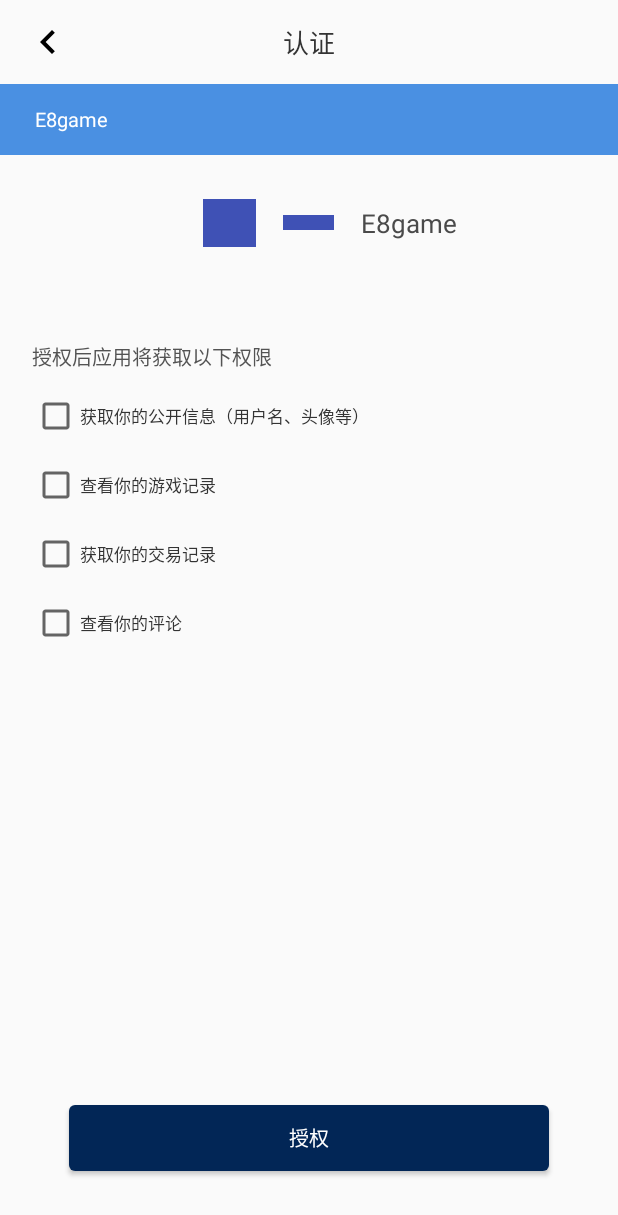
After one commit to LaplaceNetwork/Android, an Android app: the AuthenticationActivity screen opened directly, with no data from a screen before it, on a phone screen of 412 x 824 dp. The commit adds this screen. Shown: the top 1215 px of the screen. Run offline under Robolectric (Android 15) with nearby library versions, the phone set to English and light mode, and no system bars.

Commit message:
finished AuthenticationActivity

```diff
--- a/app/src/main/AndroidManifest.xml
+++ b/app/src/main/AndroidManifest.xml
@@ -33,7 +33,9 @@
         <activity android:name=".base.BaseBottomNavigationActivity" />
         <activity android:name=".activity.identity.setting.SystemSettingActivity" />
         <activity android:name=".activity.identity.setting.LanguageSettingActivity" />
-        <activity android:name=".activity.identity.setting.PushSettingActivity"></activity>
+        <activity android:name=".activity.identity.setting.PushSettingActivity" />
+        <activity android:name=".activity.identity.setting.AuthenticationActivity" />
+        <activity android:name=".activity.identity.setting.AuthenticationProcessActivity"></activity>
     </application>
 
 </manifest>
--- /dev/null
+++ b/app/src/main/java/com/orangechain/laplace/activity/identity/setting/AuthenticationActivity.java
@@ -0,0 +1,42 @@
+package com.orangechain.laplace.activity.identity.setting;
+
+import android.content.Context;
+import android.content.Intent;
+import android.support.v7.app.AppCompatActivity;
+import android.os.Bundle;
+import android.view.View;
+import android.widget.Button;
+
+import com.orangechain.laplace.R;
+import com.orangechain.laplace.base.BaseActivity;
+
+public class AuthenticationActivity extends BaseActivity {
+
+    @Override
+    public void initWithView() {
+
+        setToolBarText("认证");
+
+
+        Button authButton = findViewById(R.id.auth_permit_button);
+        authButton.setOnClickListener(new View.OnClickListener() {
+            @Override
+            public void onClick(View v) {
+                AuthenticationProcessActivity authenticationProcessActivity = new AuthenticationProcessActivity();
+                authenticationProcessActivity.pushActivity(AuthenticationActivity.this);
+            }
+        });
+
+    }
+
+    @Override
+    public int getLayoutId() {
+        return R.layout.activity_authentication;
+    }
+
+    @Override
+    public void pushActivity(Context context) {
+        Intent intent = getLaunchIntent(context,AuthenticationActivity.class);
+        startWithNewAnimation(context,intent);
+    }
+}
--- /dev/null
+++ b/app/src/main/res/drawable/layout_bg_input_password.xml
@@ -0,0 +1,6 @@
+<?xml version="1.0" encoding="utf-8"?>
+<shape xmlns:android="http://schemas.android.com/apk/res/android"
+    android:shape="rectangle">
+    <corners android:radius="4dp"/>
+    <solid android:color="@color/colorF2F2F2"/>
+</shape>
--- /dev/null
+++ b/app/src/main/res/layout/activity_authentication.xml
@@ -0,0 +1,123 @@
+<?xml version="1.0" encoding="utf-8"?>
+<RelativeLayout xmlns:android="http://schemas.android.com/apk/res/android"
+    xmlns:app="http://schemas.android.com/apk/res-auto"
+    xmlns:tools="http://schemas.android.com/tools"
+    android:layout_width="match_parent"
+    android:layout_height="match_parent"
+    tools:context=".activity.identity.setting.AuthenticationActivity">
+
+    <TextView android:id="@+id/auth_top_textview"
+        android:layout_width="match_parent"
+        android:layout_height="47dp"
+        android:background="@color/color4A90E2"
+        android:text="E8game"
+        android:textColor="@color/colorWhite"
+        android:textSize="@dimen/text_size_13"
+        android:gravity="center_vertical"
+        android:paddingLeft="23dp"/>
+
+
+    <ImageView android:id="@+id/auth_change"
+        android:layout_height="10dp"
+        android:layout_width="34dp"
+        android:background="@color/colorPrimary"
+        android:layout_below="@id/auth_top_textview"
+        android:layout_centerHorizontal="true"
+        android:layout_marginTop="40dp"
+        />
+
+    <ImageView android:id="@+id/auth_logo"
+        android:layout_width="35dp"
+        android:layout_height="32dp"
+        android:background="@color/colorPrimary"
+        android:layout_below="@id/auth_top_textview"
+        android:layout_marginTop="29dp"
+        android:layout_marginRight="18dp"
+        android:layout_toLeftOf="@id/auth_change"/>
+
+
+    <TextView android:id="@+id/auth_name"
+        android:layout_width="wrap_content"
+        android:layout_height="32dp"
+        android:text="E8game"
+        android:textColor="@color/color4A4A4A"
+        android:textSize="@dimen/text_size_17"
+        android:layout_below="@id/auth_top_textview"
+        android:layout_marginTop="29dp"
+        android:layout_marginLeft="18dp"
+        android:layout_toRightOf="@id/auth_change"
+        android:gravity="center"/>
+
+    <RelativeLayout android:id="@+id/auth_center_layout"
+        android:layout_height="wrap_content"
+        android:layout_width="match_parent"
+        android:layout_marginRight="21dp"
+        android:layout_marginLeft="21dp"
+        android:layout_centerHorizontal="true"
+        android:layout_below="@id/auth_change"
+        android:layout_marginTop="74dp"
+        >
+        <TextView android:id="@+id/auth_center_name"
+            android:layout_width="wrap_content"
+            android:layout_height="wrap_content"
+            android:text="授权后应用将获取以下权限"
+            android:textSize="@dimen/text_size_13"
+            android:textColor="@color/color535353"/>
+
+
+        <CheckBox
+            android:id="@+id/auth_center_public_info"
+            android:layout_width="wrap_content"
+            android:layout_height="wrap_content"
+            android:layout_below="@+id/auth_center_name"
+            android:layout_marginTop="13dp"
+            android:text="获取你的公开信息（用户名、头像等）"
+            android:textColor="@color/color333333"
+            android:textSize="11dp"/>
+
+        <CheckBox
+            android:id="@+id/auth_center_game_info"
+            android:layout_width="wrap_content"
+            android:layout_height="wrap_content"
+            android:layout_below="@+id/auth_center_public_info"
+            android:layout_marginTop="14dp"
+            android:text="查看你的游戏记录"
+            android:textColor="@color/color333333"
+            android:textSize="11dp"/>
+
+        <CheckBox
+            android:id="@+id/auth_center_trade_info"
+            android:layout_width="wrap_content"
+            android:layout_height="wrap_content"
+            android:layout_below="@+id/auth_center_game_info"
+            android:layout_marginTop="14dp"
+            android:text="获取你的交易记录"
+            android:textColor="@color/color333333"
+            android:textSize="11dp"/>
+
+        <CheckBox
+            android:id="@+id/auth_center_comment_info"
+            android:layout_width="wrap_content"
+            android:layout_height="wrap_content"
+            android:layout_below="@+id/auth_center_trade_info"
+            android:layout_marginTop="14dp"
+            android:text="查看你的评论"
+            android:textColor="@color/color333333"
+            android:textSize="11dp"/>
+
+    </RelativeLayout>
+
+
+    <Button android:id="@+id/auth_permit_button"
+        android:layout_height="44dp"
+        android:layout_width="320dp"
+        android:layout_alignParentBottom="true"
+        android:layout_centerHorizontal="true"
+        android:layout_marginBottom="43dp"
+        android:text="授权"
+        android:textColor="@color/colorWhite"
+        android:textSize="@dimen/text_size_13"
+        android:background="@drawable/btn_selector_fingerprint"/>
+
+
+</RelativeLayout>
--- a/app/src/main/res/values/colors.xml
+++ b/app/src/main/res/values/colors.xml
@@ -5,6 +5,7 @@
     <color name="colorAccent">#FF4081</color>
 
     <color name="colorWhite">#FFFFFF</color>
+    <color name="colorBlack">#000000</color>
     <color name="colorWhiteTransparent">#80FFFFFF</color>
     <color name="colorGray">#B8BEC9</color>
 
@@ -16,6 +17,7 @@
     <color name="color00214E">#00214E</color>
     <color name="color979797">#979797</color>
     <color name="colorF3F3F3">#F3F3F3</color>
+    <color name="colorF2F2F2">#F2F2F2</color>
     <color name="color2C467B">#2C467B</color>
     <color name="colorC3CEE1">#C3CEE1</color>
     <color name="colorF7F7F7">#F7F7F7</color>
@@ -23,8 +25,11 @@
     <color name="colorE1E0E0">#E1E0E0</color>
     <color name="colorED6363">#ED6363</color>
     <color name="colorE1E4E9">#E1E4E9</color>
+    <color name="colorE4E4E4">#E4E4E4</color>
     <color name="color4A4A4A">#4A4A4A</color>
     <color name="color98A2B3">#98A2B3</color>
+    <color name="color4A90E2">#4A90E2</color>
+    <color name="color535353">#535353</color>
 
 
 
--- a/app/src/main/res/values/dimens.xml
+++ b/app/src/main/res/values/dimens.xml
@@ -14,7 +14,7 @@
     <dimen name="text_size_11">11sp</dimen>
     <dimen name="text_size_12">12sp</dimen>
     <dimen name="text_size_13">13sp</dimen>
-
+    <dimen name="text_size_14">14sp</dimen>
     <dimen name="text_size_15">15sp</dimen>
     <dimen name="text_size_16">16sp</dimen>
     <dimen name="text_size_18">18sp</dimen>
```
Also changed, not shown: app/src/main/java/com/orangechain/laplace/activity/identity/IdentityFragment.java (+60 -8 lines), app/src/main/java/com/orangechain/laplace/activity/identity/setting/AuthenticationProcessActivity.java (added, +32 -0 lines), app/src/main/res/drawable/btn_selector_input_password_cancel.xml (added, +24 -0 lines), app/src/main/res/drawable/btn_selector_input_password_confirm.xml (added, +24 -0 lines), app/src/main/res/layout/activity_authentication_process.xml (added, +9 -0 lines), app/src/main/res/layout/input_password_frame.xml (added, +77 -0 lines), app/src/main/res/layout/item_identity_fragment.xml (renamed from app/src/main/res/layout/identity_fragment_item.xml).
